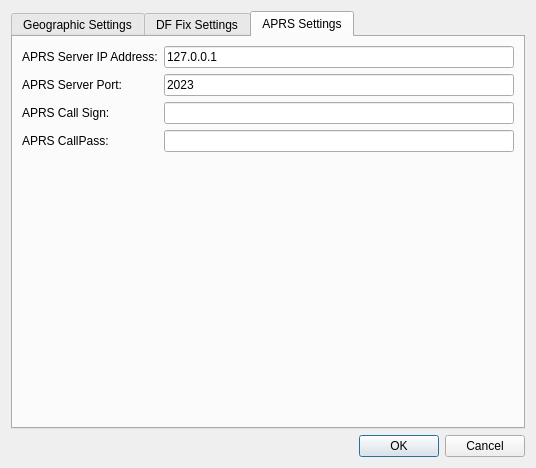
Qt form settingsDialog.ui (tvrusso/qDF) before a commit.
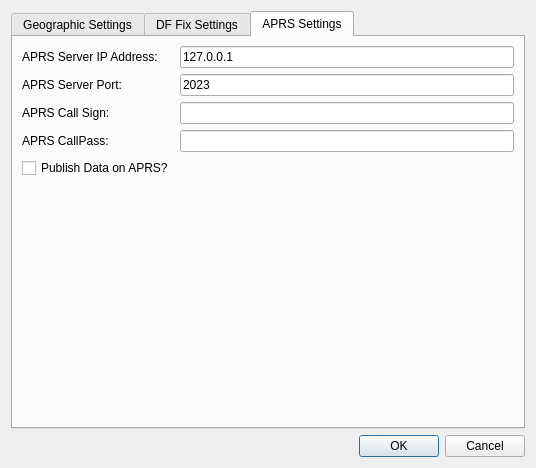
The same form after that commit.

```diff
--- a/settingsDialog.ui
+++ b/settingsDialog.ui
@@ -13,7 +13,7 @@
    <string>Dialog</string>
   </property>
   <layout class="QGridLayout" name="gridLayout_2" >
-   <item row="1" column="0" >
+   <item row="2" column="0" >
     <widget class="QDialogButtonBox" name="buttonBox" >
      <property name="orientation" >
       <enum>Qt::Horizontal</enum>
@@ -23,7 +23,7 @@
      </property>
     </widget>
    </item>
-   <item row="0" column="0" >
+   <item row="1" column="0" >
     <widget class="QTabWidget" name="tabWidget" >
      <property name="currentIndex" >
       <number>2</number>
@@ -195,6 +195,13 @@
        <item row="3" column="1" >
         <widget class="QLineEdit" name="CallPassLineEdit" />
        </item>
+       <item row="4" column="0" >
+        <widget class="QCheckBox" name="APRSPublishCheckBox" >
+         <property name="text" >
+          <string>Publish Data on APRS?</string>
+         </property>
+        </widget>
+       </item>
       </layout>
      </widget>
     </widget>
```
Left out of the diff: 1 changed line with no effect on the pictures.
